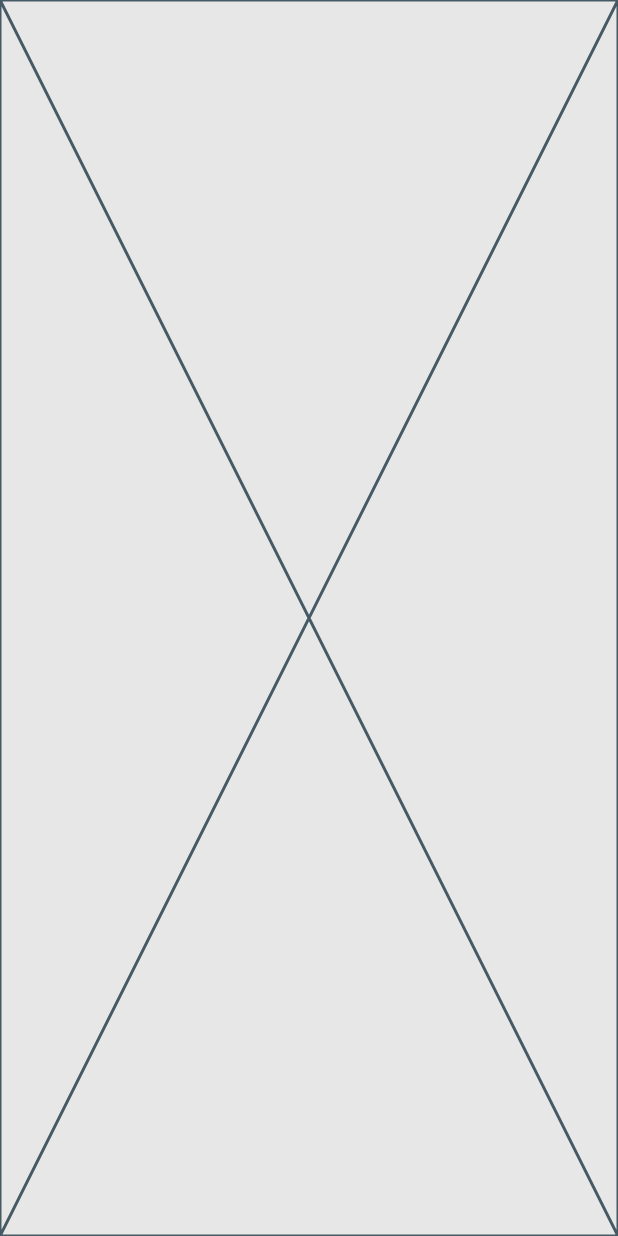
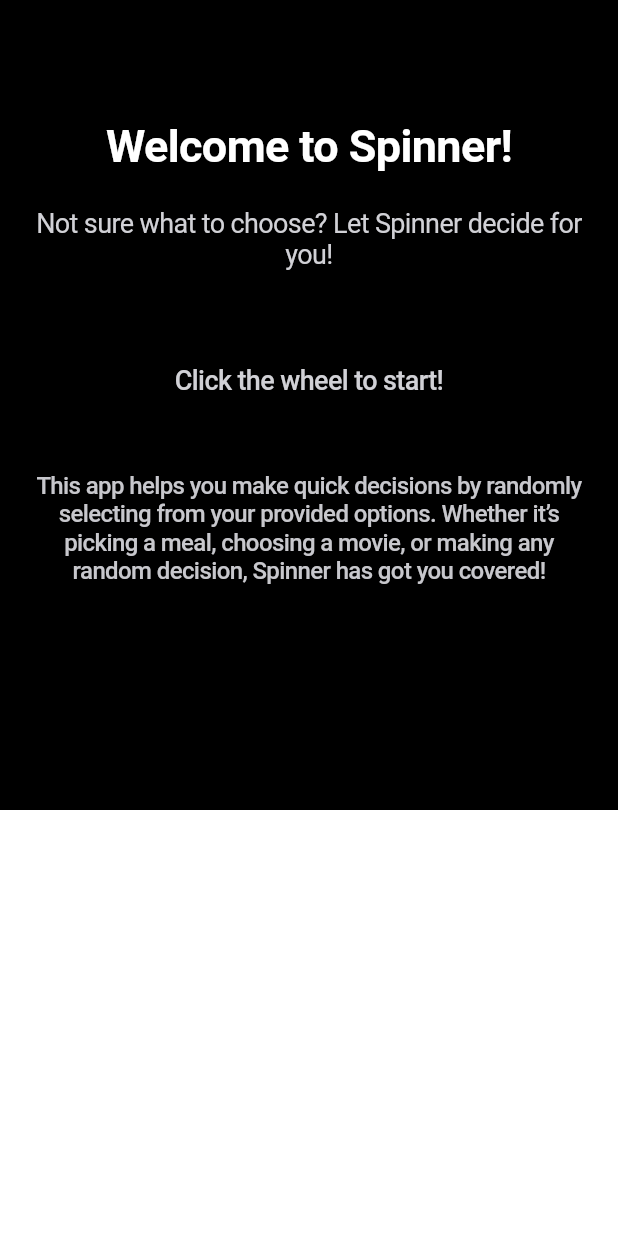
Before and after one commit to beyonce-ama/spinner, a Flutter app: the screen it shows after launch, on a phone screen of 412 x 824 dp. Run offline on Flutter 3.47's test engine with Material 3 defaults, Android fonts, the phone set to English and light mode, and no system bars.

Commit message:
editted by jolas

```diff
--- a/lib/home_screen.dart
+++ b/lib/home_screen.dart
@@ -11,6 +11,75 @@ class HomeScreen extends StatefulWidget {
 class _HomeScreenState extends State<HomeScreen> {
   @override
   Widget build(BuildContext context) {
-    return const Placeholder();
+      return CupertinoPageScaffold(
+    child: Stack(
+      children: [
+        Container(
+          decoration: BoxDecoration(
+           color: Colors.black
+          ),
+          child: SafeArea(
+            child: SingleChildScrollView(
+              child: Column(
+                mainAxisAlignment: MainAxisAlignment.center,
+                crossAxisAlignment: CrossAxisAlignment.center,
+                children: [
+                  const SizedBox(height: 80),
+                  Text(
+                    "Welcome to Spinner!",
+                    style: TextStyle(
+                      fontSize: 30,
+                      fontWeight: FontWeight.bold,
+                      color:  CupertinoColors.white,
+                    ),
+                    textAlign: TextAlign.center,
+                  ),
+                  const SizedBox(height: 15),
+                  Padding(
+                    padding: const EdgeInsets.all(8.0),
+                    child: Text(
+                      "Not sure what to choose? Let Spinner decide for you!",
+                      style: TextStyle(
+                        fontSize: 18,
+                        color:  CupertinoColors.systemGrey4,
+                      ),
+                      textAlign: TextAlign.center,
+                    ),
+                  ),
+                  const SizedBox(height: 40),
+
+                  const SizedBox(height: 15),
+                  Text(
+                    "Click the wheel to start!",
+                    style: TextStyle(
+                      fontSize: 18,
+                      fontWeight: FontWeight.w500,
+                      color: CupertinoColors.systemGrey4,
+                    ),
+                    textAlign: TextAlign.center,
+                  ),
+                  const SizedBox(height: 50),
+                  Padding(
+                    padding: const EdgeInsets.symmetric(horizontal: 20),
+                    child: Text(
+                      "This app helps you make quick decisions by randomly selecting from your provided options. Whether it’s picking a meal, choosing a movie, or making any random decision, Spinner has got you covered!",
+                      style: TextStyle(
+                        fontSize: 16,
+                        fontWeight: FontWeight.w500,
+                        color: CupertinoColors.systemGrey3 ,
+                      ),
+                      textAlign: TextAlign.center,
+                    ),
+                  ),
+                  const SizedBox(height: 150),
+                ],
+              ),
+            ),
+          ),
+        ),
+
+      ],
+    ),
+  );
+}
   }
-}
```
